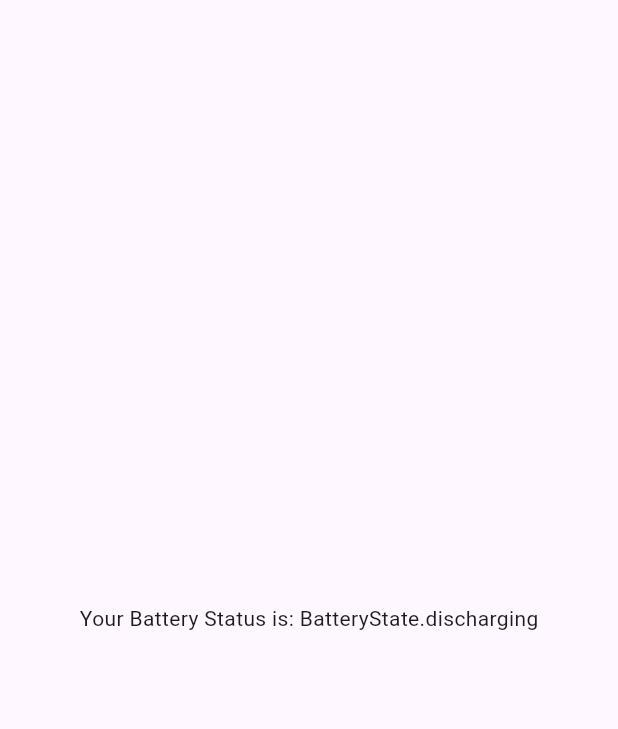
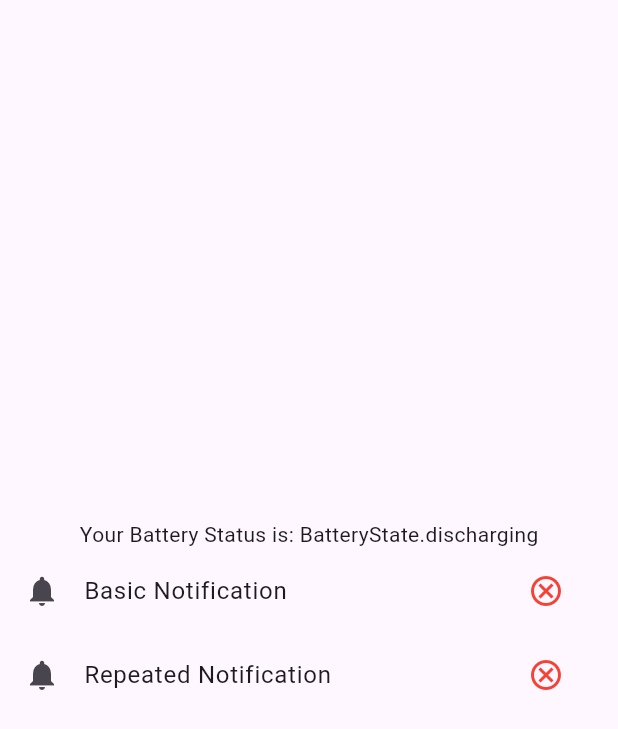
Before and after one commit to amro3z/battery_alarm, a Flutter app: the screen it shows after launch, on a phone screen of 412 x 824 dp. Shown: the top 729 px of the screen. Run offline on Flutter 3.47's test engine with Material 3 defaults, Android fonts, the phone set to English and light mode, and no system bars; our stand-ins replace battery_plus, flutter_local_notifications, permission_handler.

Commit message:
Add notification permissions , implement notification features and add repeatedNotification

```diff
--- a/lib/main.dart
+++ b/lib/main.dart
@@ -1,11 +1,17 @@
 import 'package:battery_alarm/notification/local_service.dart';
 import 'package:battery_alarm/screens/home_screen.dart';
 import 'package:flutter/material.dart';
+import 'package:permission_handler/permission_handler.dart';
 
-void main() async{
+void main() async {
   WidgetsFlutterBinding.ensureInitialized();
-  await LocalService().initNotification();
-  runApp(Initial());
+
+  if (await Permission.notification.isDenied) {
+    await Permission.notification.request();
+  }
+
+  await LocalService.initNotification();
+  runApp(const Initial());
 }
 
 class Initial extends StatelessWidget {
--- a/lib/screens/home_screen.dart
+++ b/lib/screens/home_screen.dart
@@ -1,3 +1,4 @@
+import 'package:battery_alarm/notification/local_service.dart';
 import 'package:flutter/material.dart';
 import 'package:battery_plus/battery_plus.dart';
 
@@ -11,7 +12,6 @@ class HomeScreen extends StatefulWidget {
 class _HomeScreenState extends State<HomeScreen> {
   var battery = Battery();
   late BatteryState batterState = BatteryState.discharging;
-
 
   @override
   void initState() {
@@ -31,7 +31,38 @@ class _HomeScreenState extends State<HomeScreen> {
           mainAxisAlignment: MainAxisAlignment.center,
           children: <Widget>[
             Text('Your Battery Status is: $batterState'),
-
+            ListTile(
+              title: Text("Basic Notification"),
+              leading: Icon(Icons.notifications),
+              onTap: () {
+                // Trigger the basic notification
+                // Assuming LocalService is properly initialized
+                LocalService.showBasicNotification();
+              },
+              trailing: IconButton(
+                icon: Icon(Icons.cancel_outlined),
+                color: Colors.red,
+                onPressed: () {
+                  LocalService.cancelNotifications(id: 0);
+                },
+              ),
+            ),
+            ListTile(
+              title: Text("Repeated Notification"),
+              leading: Icon(Icons.notifications),
+              onTap: () {
+                // Trigger the repeated notification
+                // Assuming LocalService is properly initialized
+                LocalService.showRepeatedNotification();
+              },
+              trailing: IconButton(
+                icon: Icon(Icons.cancel_outlined),
+                color: Colors.red,
+                onPressed: () {
+                  LocalService.cancelNotifications(id: 1);
+                },
+              ),
+            ),
           ],
         ),
       ),
--- a/pubspec.yaml
+++ b/pubspec.yaml
@@ -33,6 +33,7 @@ dependencies:
   flutter:
     sdk: flutter
   flutter_local_notifications: ^19.4.0
+  permission_handler: ^12.0.1
 
 dev_dependencies:
   flutter_lints: ^5.0.0
```
Also changed, not shown: lib/notification/local_service.dart (+40 -16 lines), pubspec.lock, 4 other files.
